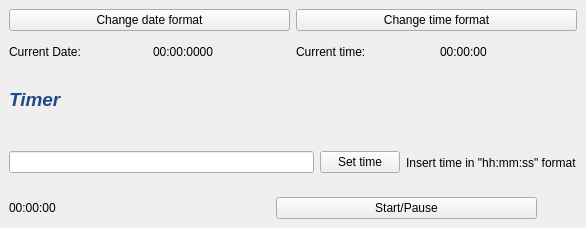
Above: mainwindow.ui from Gio-Formichella/Elaborato before the change. Below: the same form after it.
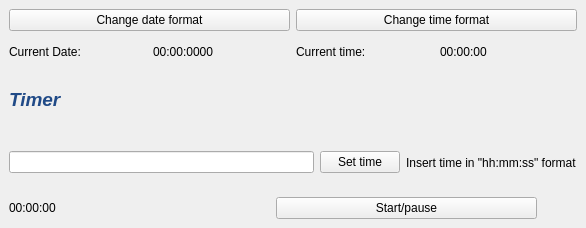
That is the form after the change.

The edit to the form file:
```diff
--- a/mainwindow.ui
+++ b/mainwindow.ui
@@ -117,7 +117,7 @@
       <item>
        <widget class="QPushButton" name="start_stopButton">
         <property name="text">
-         <string>Start/Pause</string>
+         <string>Start/pause</string>
         </property>
        </widget>
       </item>
```
Left out of the diff: 4 changed lines with no effect on the pictures.
